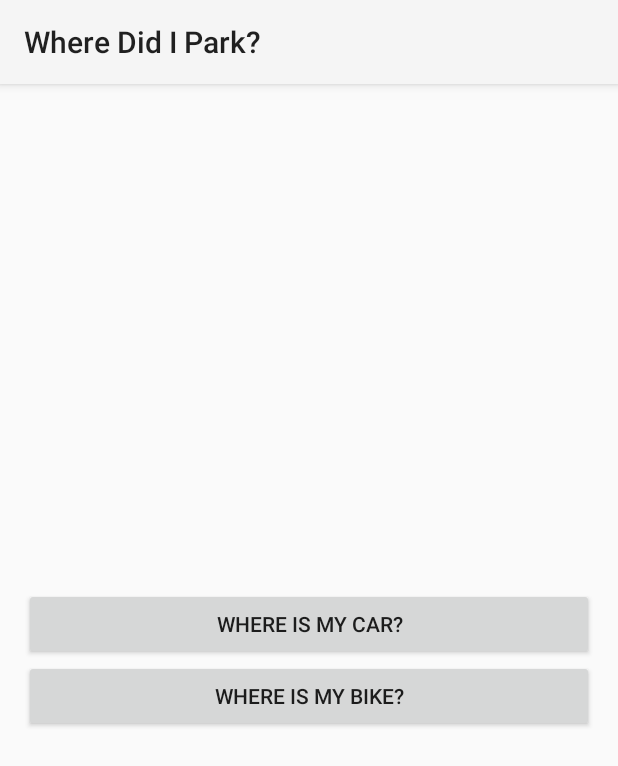
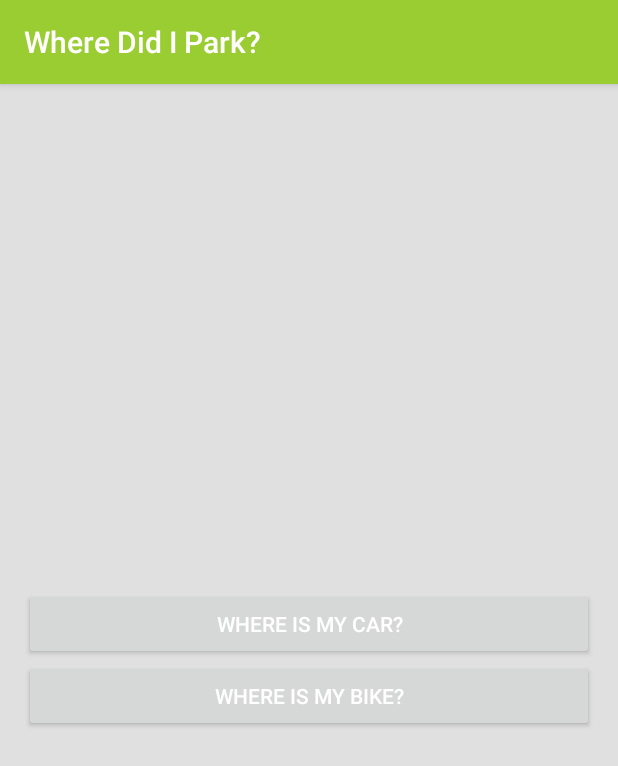
Before and after one commit to jordanpichler/WhereDidIPark, an Android app: the screen it shows after launch (MainActivity), on a phone screen of 412 x 824 dp. Shown: the top 766 px of the screen. Run offline under Robolectric (Android 15) with nearby library versions, the phone set to English and light mode, and no system bars.

Commit message:
- Messing around with Editor

```diff
--- a/app/src/main/java/at/fhooe/mc/android/where_car.java
+++ b/app/src/main/java/at/fhooe/mc/android/where_car.java
@@ -2,7 +2,6 @@ package at.fhooe.mc.android;
 
 
 import android.app.ActionBar;
-import android.content.Context;
 import android.content.Intent;
 import android.content.SharedPreferences;
 import android.os.Bundle;
--- a/app/src/main/res/values/styles.xml
+++ b/app/src/main/res/values/styles.xml
@@ -1,8 +1,14 @@
 <resources>
-
     <!-- Base application theme. -->
-    <style name="AppTheme" parent="@android:style/Theme.Material.Light">
-        <!-- Customize your theme here. -->
+    <style name="AppTheme" parent="android:Theme.Material.Light">
+        <item name="android:actionBarDivider">@null</item>
+        <item name="android:colorPrimaryDark">#9ACD32</item>
+        <item name="android:colorPrimary">#9ACD32</item>
+        <item name="android:textColorPrimary">#ffffff</item>
+        <item name="android:editTextColor">@color/material_grey_600</item>
+        <item name="android:colorForeground">@color/switch_thumb_material_light</item>
+        <item name="android:navigationBarColor">@android:color/holo_green_dark</item>
+        <item name="android:windowBackground">@color/material_grey_300</item>
     </style>
 
 </resources>
```
